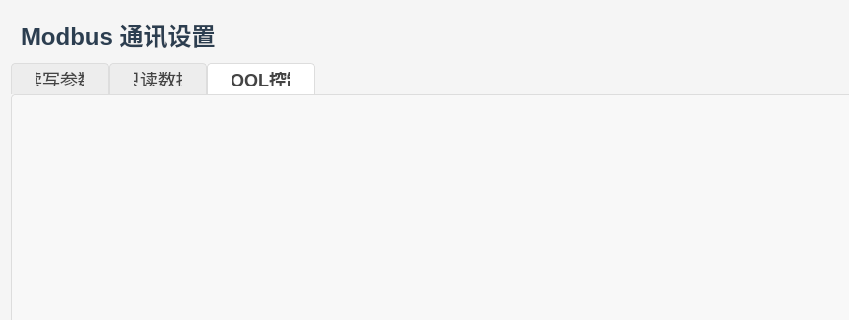
The window that EdgeWidthDetection/ui/DlgModbus.ui (zzwking666/EdgeWidthDetection) describes before a commit, drawn with Qt 5; both pictures show x 0 to 849 and y 0 to 320 of the 1100 by 800 pixel window.
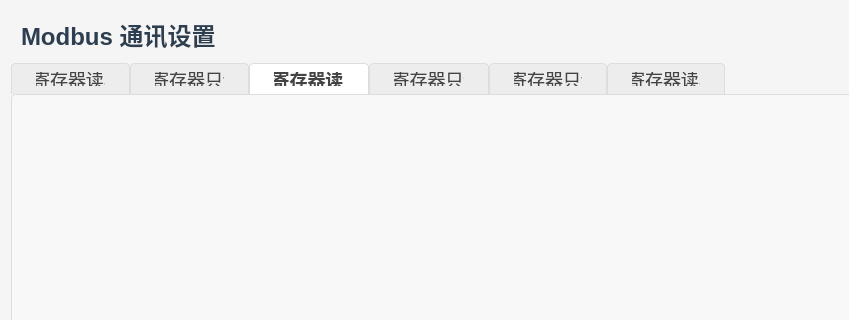
The same window after the commit. The open tabs and pages were chosen to show the change.

Commit message:
DlgModbus 按新版《通讯地址.xlsx》重构为六个页签，点位读写改以协议地址为准
- tabWidget_modbus 改为与 Excel 六个 sheet 一一对应的六页：D寄存器读写/D寄存器只读/M寄存器读写/M寄存器只读/X寄存器只读/Y寄存器读写
- modbus.csv 改为六列（页签,名称,地址,类型,协议地址,读写），页签列直接决定归属页；新增 tools/gen_modbus_csv.py 可由 Excel 一键重新生成
- 寄存器地址列（如 D1000/X7）仅作显示，实际 Modbus 读写一律使用协议地址列（如 M3000→12952、X7→1207）
- 移除界面上点击修改地址的功能及关闭时回写 CSV 的逻辑，一切以 CSV 文件为准
- 严格校验同步升级：页签名须为六个固定值、地址列须为「字母+数字」寄存器写法、协议地址须为非负整数、读写列与页签名互相矛盾也会弹窗报错退出
- 主界面测试按钮 pbtn_test1/pbtn_test2 改为按点位名（压痕拍照输出/切刀拍照输出）从 CSV 查协议地址后脉冲写线圈，地址不再硬编码

The edit to the form file:
```diff
--- a/EdgeWidthDetection/ui/DlgModbus.ui
+++ b/EdgeWidthDetection/ui/DlgModbus.ui
@@ -64,21 +64,39 @@
      </property>
      <widget class="QWidget" name="tab_readWrite">
       <attribute name="title">
-       <string>读写参数</string>
+       <string>D寄存器读写</string>
       </attribute>
       <layout class="QGridLayout" name="gridLayout_rw"/>
      </widget>
      <widget class="QWidget" name="tab_readOnly">
       <attribute name="title">
-       <string>只读数据</string>
+       <string>D寄存器只读</string>
       </attribute>
       <layout class="QGridLayout" name="gridLayout_ro"/>
      </widget>
      <widget class="QWidget" name="tab_boolControl">
       <attribute name="title">
-       <string>BOOL控制</string>
+       <string>M寄存器读写</string>
       </attribute>
-      <layout class="QGridLayout" name="gridLayout_bool"/>
+      <layout class="QGridLayout" name="gridLayout_mRw"/>
+     </widget>
+     <widget class="QWidget" name="tab_mRo">
+      <attribute name="title">
+       <string>M寄存器只读</string>
+      </attribute>
+      <layout class="QGridLayout" name="gridLayout_mRo"/>
+     </widget>
+     <widget class="QWidget" name="tab_xRo">
+      <attribute name="title">
+       <string>X寄存器只读</string>
+      </attribute>
+      <layout class="QGridLayout" name="gridLayout_xRo"/>
+     </widget>
+     <widget class="QWidget" name="tab_yRw">
+      <attribute name="title">
+       <string>Y寄存器读写</string>
+      </attribute>
+      <layout class="QGridLayout" name="gridLayout_yRw"/>
      </widget>
     </widget>
    </item>
```
Left out of the diff: 10 changed lines with no effect on the pictures. The commit also changes 5 other files.
